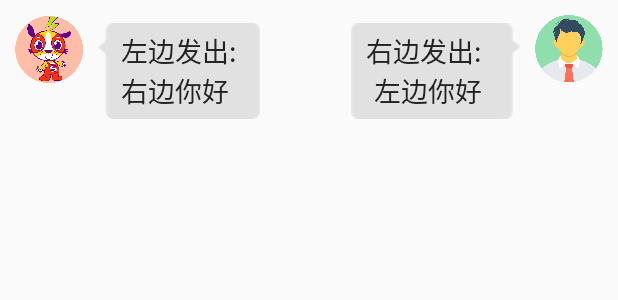
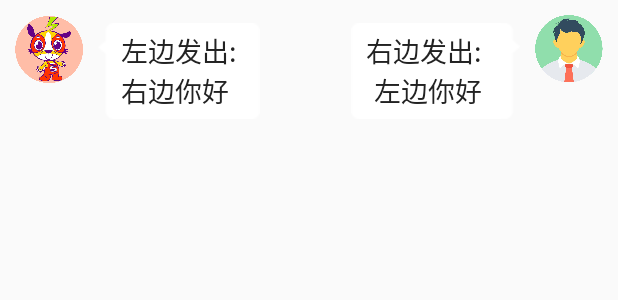
Before and after one commit to yezy17/Sohotgo_APP, an Android app: the layout item_layout.xml on its own in the app's theme, with its tools: preview values and no code run, on a phone screen of 412 x 824 dp. Shown: the top 300 px of the screen. Run offline under Robolectric (Android 15) with nearby library versions, the phone set to English and light mode, and no system bars.

Commit message:
change style of UI

```diff
--- a/app/src/main/res/layout/activity_main.xml
+++ b/app/src/main/res/layout/activity_main.xml
@@ -17,7 +17,7 @@
         android:id="@+id/rv"
         android:layout_width="0dp"
         android:layout_height="0dp"
-        android:background="@drawable/logo_small"
+        android:background="@drawable/background1"
         app:layout_constraintBottom_toTopOf="@+id/linearLayout2"
         app:layout_constraintEnd_toEndOf="parent"
         app:layout_constraintHorizontal_bias="0.0"
--- a/app/src/main/res/layout/item_layout.xml
+++ b/app/src/main/res/layout/item_layout.xml
@@ -43,7 +43,7 @@
             android:layout_width="wrap_content"
             android:layout_height="wrap_content"
             android:background="@drawable/communicate_right1"
-            android:backgroundTint="#E1E1E1"
+            android:backgroundTint="#ffffff"
             android:gravity="right"
             android:paddingStart="10dp"
             android:paddingTop="5dp"
@@ -72,7 +72,7 @@
             android:layout_width="wrap_content"
             android:layout_height="wrap_content"
             android:background="@drawable/communicate_left1"
-            android:backgroundTint="#E1E1E1"
+            android:backgroundTint="#ffffff"
             android:paddingStart="15dp"
             android:paddingTop="5dp"
             android:paddingEnd="15dp"
```
Also changed, not shown: app/src/main/res/drawable/background1.jpg (added).
